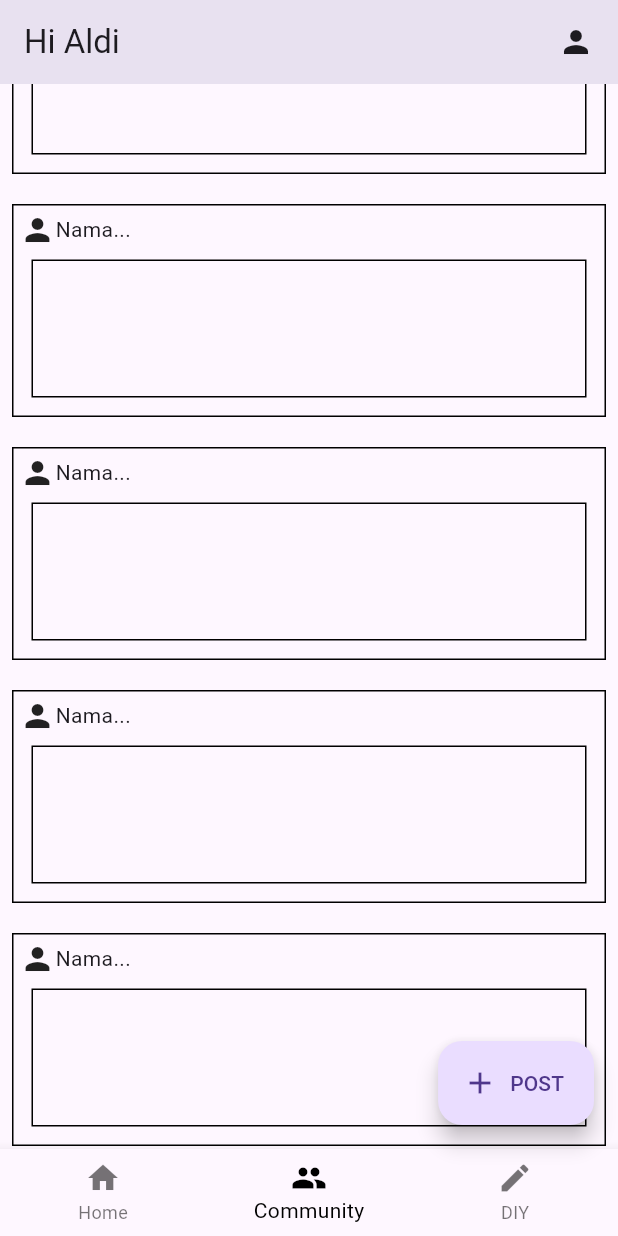
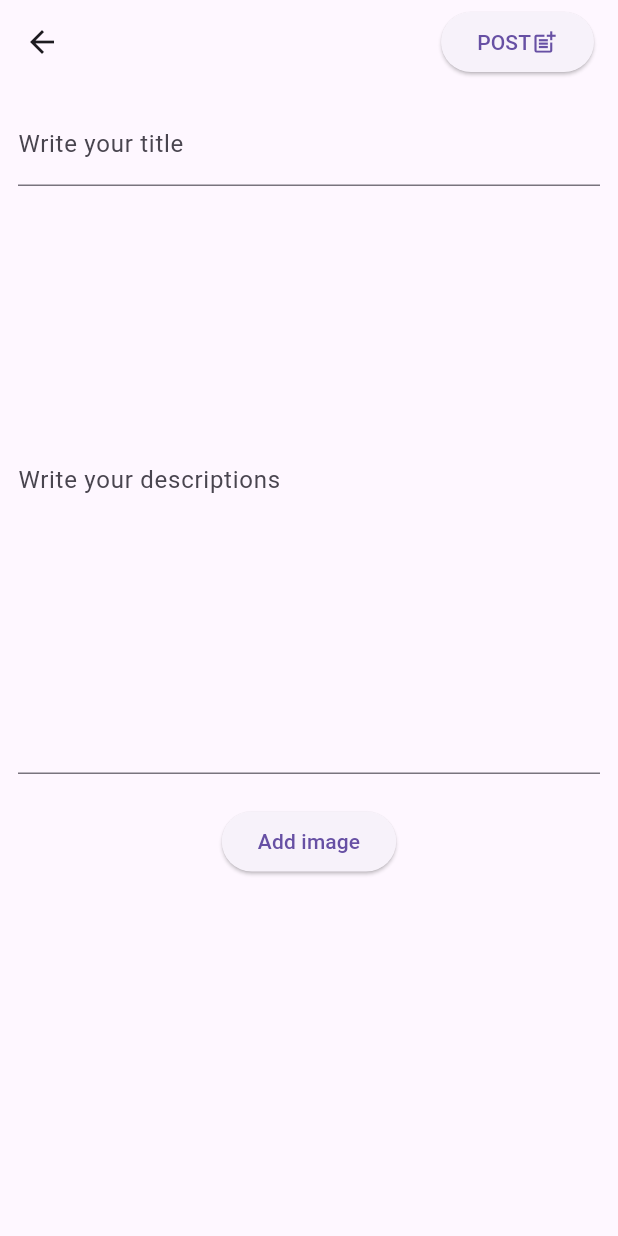
Before and after one commit to GSC2024-TradEco/tradeco-mobile, a Flutter app: the screen it shows after launch, scrolled down 576 dp, after a tap on "POST", on a phone screen of 412 x 824 dp. Run offline on Flutter 3.47's test engine with Material 3 defaults, Android fonts, the phone set to English and light mode, and no system bars; our stand-ins replace camera, image_picker; missing offline and left inert: flutter_vision.

Commit message:
Add newpost page

```diff
--- a/lib/ui/pages/main_page.dart
+++ b/lib/ui/pages/main_page.dart
@@ -3,6 +3,7 @@ import 'package:flutter/material.dart';
 import 'package:zero_waste_application/ui/pages/main_pages/community_page.dart';
 import 'package:zero_waste_application/ui/pages/main_pages/diy_page.dart';
 import 'package:zero_waste_application/ui/pages/main_pages/home_page.dart';
+import 'package:zero_waste_application/ui/pages/newpost_page.dart';
 import 'package:zero_waste_application/ui/pages/profile_page.dart';
 
 class MainPage extends StatefulWidget {
@@ -70,7 +71,12 @@ class _MainPageState extends State<MainPage> {
       body: Center(child: _mainMenus.elementAt(_pagesIndex)),
       floatingActionButton: _pagesIndex == 1
           ? FloatingActionButton.extended(
-              onPressed: () {},
+              onPressed: () {
+                Navigator.push(
+                  context,
+                  MaterialPageRoute(builder: (context) => NewPostPage()),
+                );
+              },
               icon: const Icon(Icons.add),
               label: const Text("POST"),
             )
--- a/lib/ui/pages/newdiy_page.dart
+++ b/lib/ui/pages/newdiy_page.dart
@@ -114,7 +114,7 @@ class _NewDiyPageState extends State<NewDiyPage> {
 
   @override
   Widget build(BuildContext context) {
-    final Size size = MediaQuery.of(context).size;
+    // final Size size = MediaQuery.of(context).size;
     return Scaffold(
       appBar: AppBar(title: Text("New Project")),
       body: Container(
--- /dev/null
+++ b/lib/ui/pages/newpost_page.dart
@@ -0,0 +1,85 @@
+import 'dart:io';
+
+import 'package:flutter/material.dart';
+import 'package:image_picker/image_picker.dart';
+
+class NewPostPage extends StatefulWidget {
+  const NewPostPage({super.key});
+
+  @override
+  State<NewPostPage> createState() => _NewPostPageState();
+}
+
+class _NewPostPageState extends State<NewPostPage> {
+  final ImagePicker imagePicker = ImagePicker();
+  XFile? image;
+
+  Future getImage(ImageSource media) async {
+    var img = await imagePicker.pickImage(source: media);
+    setState(() {
+      image = img;
+    });
+  }
+
+  @override
+  Widget build(BuildContext context) {
+    return Scaffold(
+      appBar: AppBar(
+        title: Row(
+          children: [
+            Expanded(child: Container()),
+            ElevatedButton(
+                onPressed: () {},
+                child: const Row(
+                  children: [
+                    Text("POST"),
+                    Icon(Icons.post_add),
+                  ],
+                )),
+          ],
+        ),
+      ),
+      body: Container(
+        padding: EdgeInsets.all(12),
+        child: Column(
+          children: [
+            TextField(
+              decoration: InputDecoration(label: Text("Write your title")),
+              keyboardType: TextInputType.multiline,
+              maxLines: null,
+            ),
+            TextField(
+              decoration: InputDecoration(
+                label: Text("Write your descriptions"),
+              ),
+              keyboardType: TextInputType.multiline,
+              minLines: 15,
+              maxLines: null,
+            ),
+            Padding(
+              padding: const EdgeInsets.symmetric(horizontal: 20),
+              child: image != null
+                  ? ClipRRect(
+                      borderRadius: BorderRadius.circular(8),
+                      child: Image.file(
+                        //to show image, you type like this.
+                        File(image!.path),
+                        fit: BoxFit.cover,
+                        width: MediaQuery.of(context).size.width,
+                        height: 300,
+                      ),
+                    )
+                  : Text(""),
+            ),
+            ElevatedButton(
+              onPressed: () {
+                getImage(ImageSource.gallery);
+              },
+              child: image != null ? Text("Change image") : Text("Add image"),
+            ),
+          ],
+        ),
+      ),
+    );
+  }
+}
--- a/pubspec.yaml
+++ b/pubspec.yaml
@@ -17,6 +17,7 @@ dependencies:
   path_provider: ^2.1.2
   path: ^1.9.0
   flutter_vision: ^1.1.4
+  image_picker: ^1.0.7
 
 dev_dependencies:
   flutter_test:
```
Also changed, not shown: pubspec.lock, 5 other files.
